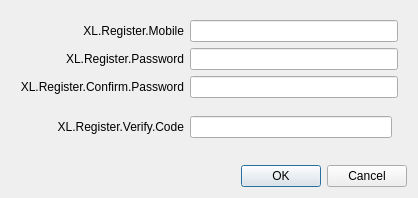
Before: the Qt Designer form UI/forms/XLRegisterDialog.ui in gechangli/obs-studio, drawn with Qt 5.
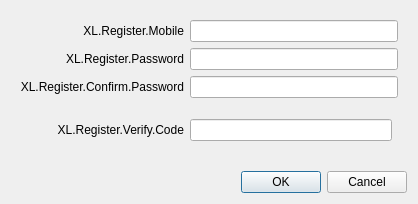
After: the same form once the commit is applied.

Commit message: login dialog skeleton

Diff of the .ui file:
```diff
--- a/UI/forms/XLRegisterDialog.ui
+++ b/UI/forms/XLRegisterDialog.ui
@@ -7,7 +7,7 @@
     <x>0</x>
     <y>0</y>
     <width>418</width>
-    <height>198</height>
+    <height>204</height>
    </rect>
   </property>
   <property name="windowTitle">
```
Left out of the diff: 12 changed lines with no effect on the pictures. The commit also changes 6 other files.
